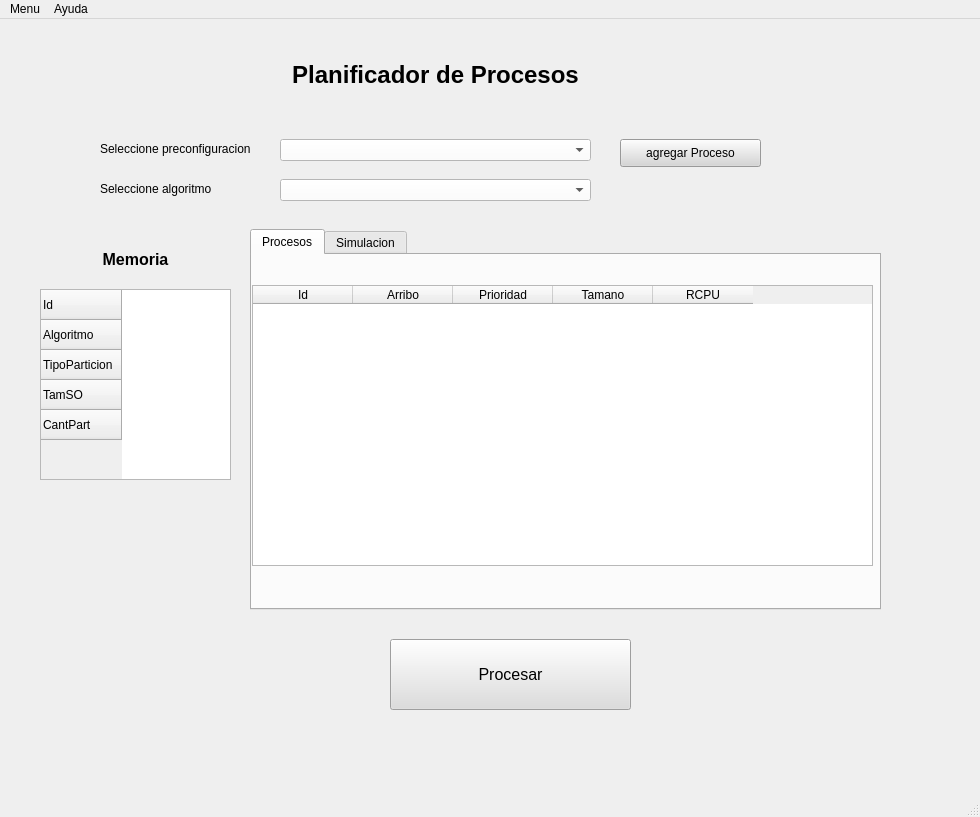
Before: the Qt Designer form apps/ui/principal.ui in AlejandroFNadal/SistOp2019, drawn with Qt 5.
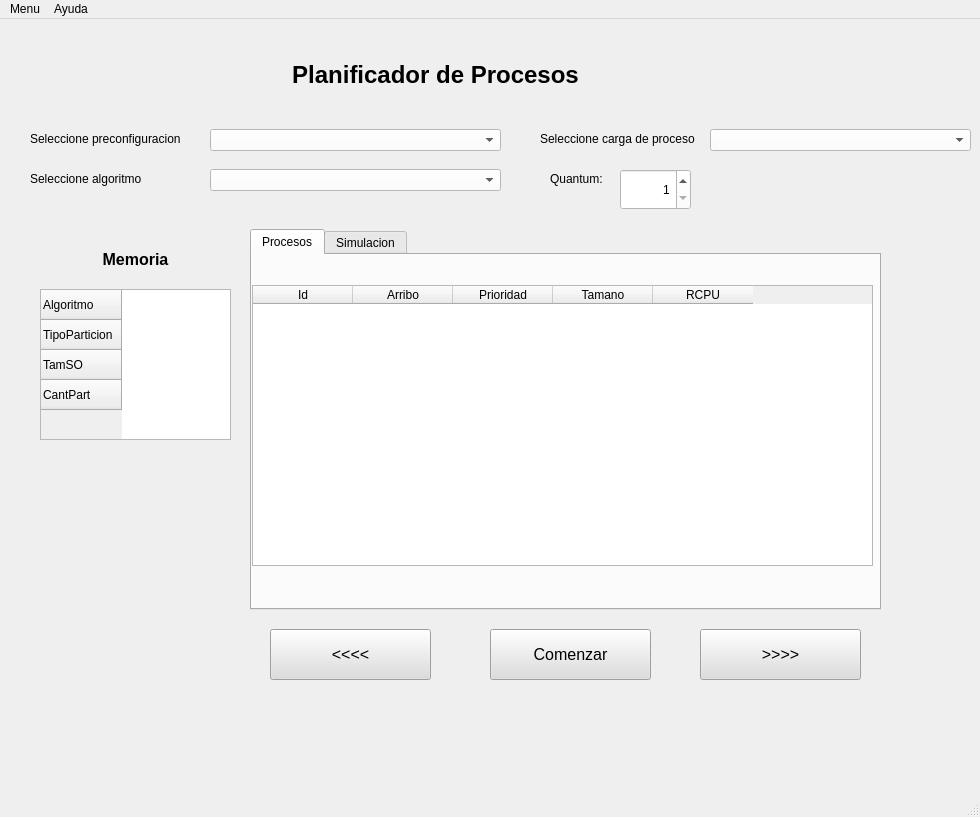
After: the same form once the commit is applied.

Commit message: se modifico y agrego campos ui

Patch:
```diff
--- a/apps/ui/principal.ui
+++ b/apps/ui/principal.ui
@@ -14,28 +14,12 @@
    <string>Planificador de Procesos</string>
   </property>
   <widget class="QWidget" name="centralwidget">
-   <widget class="QPushButton" name="btn_agregarProceso">
+   <widget class="QComboBox" name="comboBox_seleccionPreConf">
     <property name="geometry">
      <rect>
-      <x>620</x>
-      <y>120</y>
-      <width>141</width>
-      <height>28</height>
-     </rect>
-    </property>
-    <property name="styleSheet">
-     <string notr="true">background-color: rgb(214, 214, 214);</string>
-    </property>
-    <property name="text">
-     <string>agregar Proceso</string>
-    </property>
-   </widget>
-   <widget class="QComboBox" name="comboBox">
-    <property name="geometry">
-     <rect>
-      <x>280</x>
-      <y>120</y>
-      <width>311</width>
+      <x>210</x>
+      <y>110</y>
+      <width>291</width>
       <height>22</height>
      </rect>
     </property>
@@ -46,9 +30,9 @@
    <widget class="QLabel" name="label">
     <property name="geometry">
      <rect>
-      <x>100</x>
-      <y>120</y>
-      <width>211</width>
+      <x>30</x>
+      <y>110</y>
+      <width>171</width>
       <height>20</height>
      </rect>
     </property>
@@ -120,9 +104,9 @@
    <widget class="QLabel" name="label_2">
     <property name="geometry">
      <rect>
-      <x>100</x>
-      <y>160</y>
-      <width>211</width>
+      <x>30</x>
+      <y>150</y>
+      <width>161</width>
       <height>20</height>
      </rect>
     </property>
@@ -133,9 +117,9 @@
    <widget class="QComboBox" name="comboBox_2">
     <property name="geometry">
      <rect>
-      <x>280</x>
-      <y>160</y>
-      <width>311</width>
+      <x>210</x>
+      <y>150</y>
+      <width>291</width>
       <height>22</height>
      </rect>
     </property>
@@ -172,17 +156,12 @@
       <x>40</x>
       <y>270</y>
       <width>191</width>
-      <height>191</height>
+      <height>151</height>
      </rect>
     </property>
     <property name="columnCount">
      <number>0</number>
     </property>
-    <row>
-     <property name="text">
-      <string>Id</string>
-     </property>
-    </row>
     <row>
      <property name="text">
       <string>Algoritmo</string>
@@ -207,10 +186,10 @@
    <widget class="QPushButton" name="pushButtonAceptarConf">
     <property name="geometry">
      <rect>
-      <x>390</x>
-      <y>620</y>
-      <width>241</width>
-      <height>71</height>
+      <x>490</x>
+      <y>610</y>
+      <width>161</width>
+      <height>51</height>
      </rect>
     </property>
     <property name="font">
@@ -224,7 +203,7 @@
      <string notr="true">background-color: rgb(221, 221, 221);</string>
     </property>
     <property name="text">
-     <string>Procesar</string>
+     <string>Comenzar</string>
     </property>
    </widget>
    <widget class="QLabel" name="label_4">
@@ -250,6 +229,113 @@
      <set>Qt::AlignCenter</set>
     </property>
    </widget>
+   <widget class="QSpinBox" name="spinBox_quantum">
+    <property name="geometry">
+     <rect>
+      <x>620</x>
+      <y>150</y>
+      <width>71</width>
+      <height>41</height>
+     </rect>
+    </property>
+    <property name="styleSheet">
+     <string notr="true">background-color: rgb(255, 255, 255);</string>
+    </property>
+    <property name="alignment">
+     <set>Qt::AlignRight|Qt::AlignTrailing|Qt::AlignVCenter</set>
+    </property>
+    <property name="minimum">
+     <number>1</number>
+    </property>
+    <property name="maximum">
+     <number>10</number>
+    </property>
+   </widget>
+   <widget class="QLabel" name="label_5">
+    <property name="geometry">
+     <rect>
+      <x>550</x>
+      <y>150</y>
+      <width>61</width>
+      <height>20</height>
+     </rect>
+    </property>
+    <property name="text">
+     <string>Quantum:</string>
+    </property>
+   </widget>
+   <widget class="QComboBox" name="comboBox_cargarProceso">
+    <property name="geometry">
+     <rect>
+      <x>710</x>
+      <y>110</y>
+      <width>261</width>
+      <height>22</height>
+     </rect>
+    </property>
+    <property name="styleSheet">
+     <string notr="true">background-color: rgb(255, 255, 255);</string>
+    </property>
+   </widget>
+   <widget class="QLabel" name="label_6">
+    <property name="geometry">
+     <rect>
+      <x>540</x>
+      <y>110</y>
+      <width>171</width>
+      <height>20</height>
+     </rect>
+    </property>
+    <property name="text">
+     <string>Seleccione carga de proceso</string>
+    </property>
+   </widget>
+   <widget class="QPushButton" name="btn_retroceder">
+    <property name="geometry">
+     <rect>
+      <x>270</x>
+      <y>610</y>
+      <width>161</width>
+      <height>51</height>
+     </rect>
+    </property>
+    <property name="font">
+     <font>
+      <pointsize>12</pointsize>
+      <weight>50</weight>
+      <bold>false</bold>
+     </font>
+    </property>
+    <property name="styleSheet">
+     <string notr="true">background-color: rgb(221, 221, 221);</string>
+    </property>
+    <property name="text">
+     <string>&lt;&lt;&lt;&lt;</string>
+    </property>
+   </widget>
+   <widget class="QPushButton" name="btn_avanzar">
+    <property name="geometry">
+     <rect>
+      <x>700</x>
+      <y>610</y>
+      <width>161</width>
+      <height>51</height>
+     </rect>
+    </property>
+    <property name="font">
+     <font>
+      <pointsize>12</pointsize>
+      <weight>50</weight>
+      <bold>false</bold>
+     </font>
+    </property>
+    <property name="styleSheet">
+     <string notr="true">background-color: rgb(221, 221, 221);</string>
+    </property>
+    <property name="text">
+     <string>&gt;&gt;&gt;&gt;</string>
+    </property>
+   </widget>
   </widget>
   <widget class="QMenuBar" name="menubar">
    <property name="geometry">
```
Left out of the diff: 10 changed lines with no effect on the pictures. The commit also changes 7 other files.
